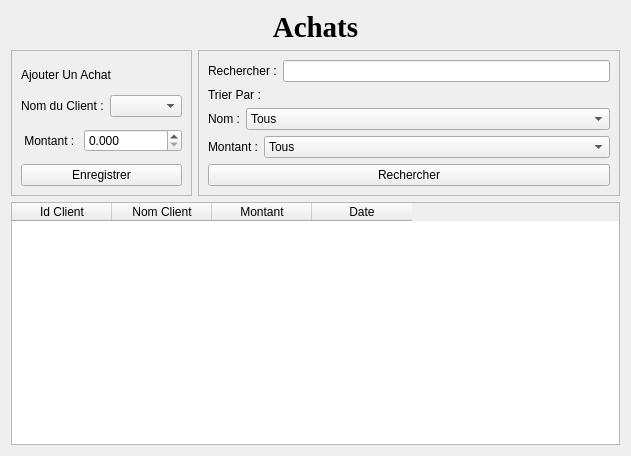
Qt form gui/AchatsWindow.ui (JKAZIMOTO321/marketing_relationnel) before a commit.
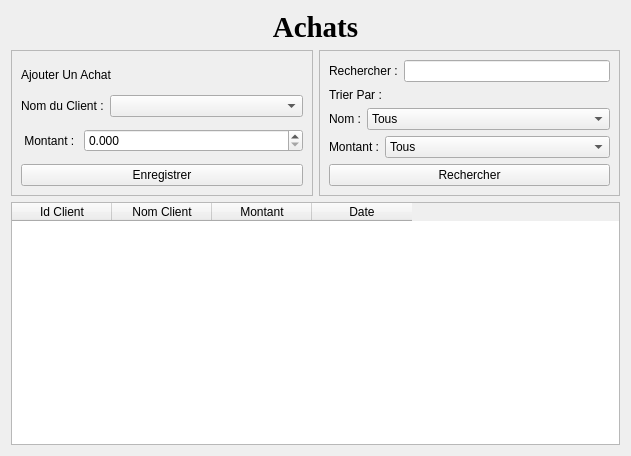
The same form after that commit.

Commit message: Touche final sur l'interface graphique UI

Patch:
```diff
--- a/gui/AchatsWindow.ui
+++ b/gui/AchatsWindow.ui
@@ -164,6 +164,12 @@
    </item>
    <item row="1" column="0">
     <widget class="QFrame" name="frame">
+     <property name="sizePolicy">
+      <sizepolicy hsizetype="MinimumExpanding" vsizetype="Preferred">
+       <horstretch>0</horstretch>
+       <verstretch>0</verstretch>
+      </sizepolicy>
+     </property>
      <property name="frameShape">
       <enum>QFrame::StyledPanel</enum>
      </property>
```
Left out of the diff: 10 changed lines with no effect on the pictures. The commit also changes 2 other files.
